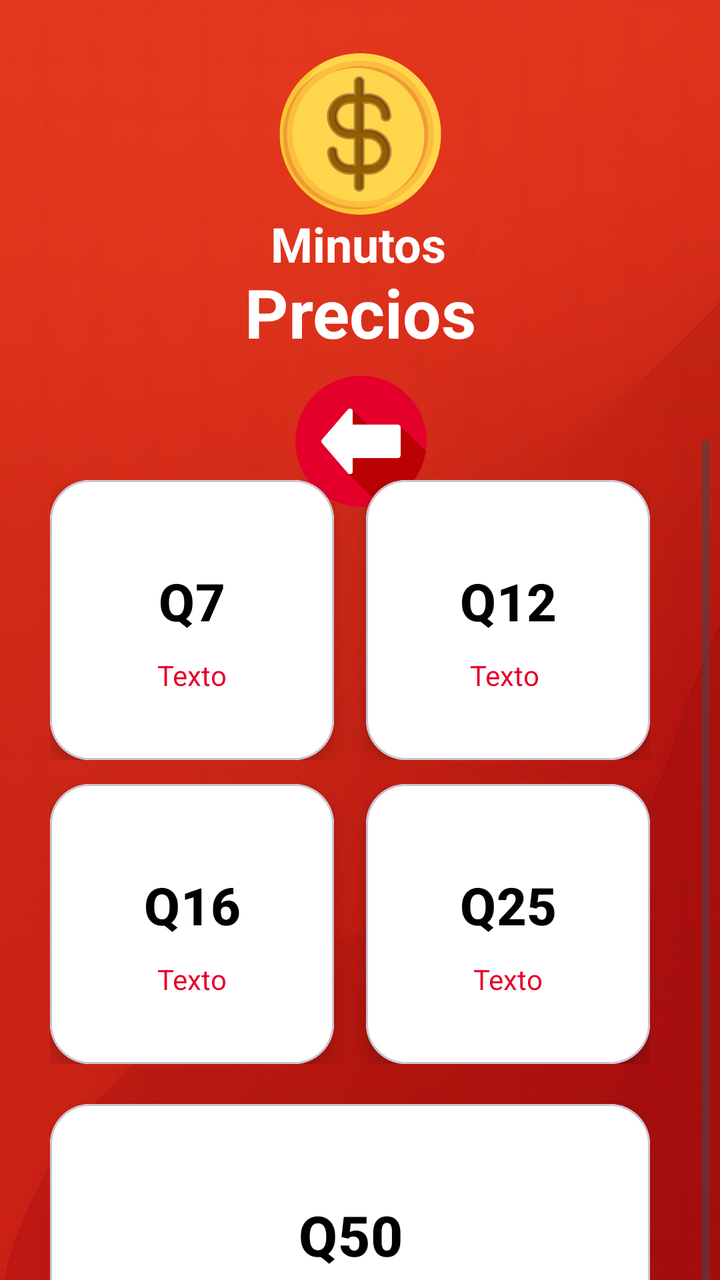
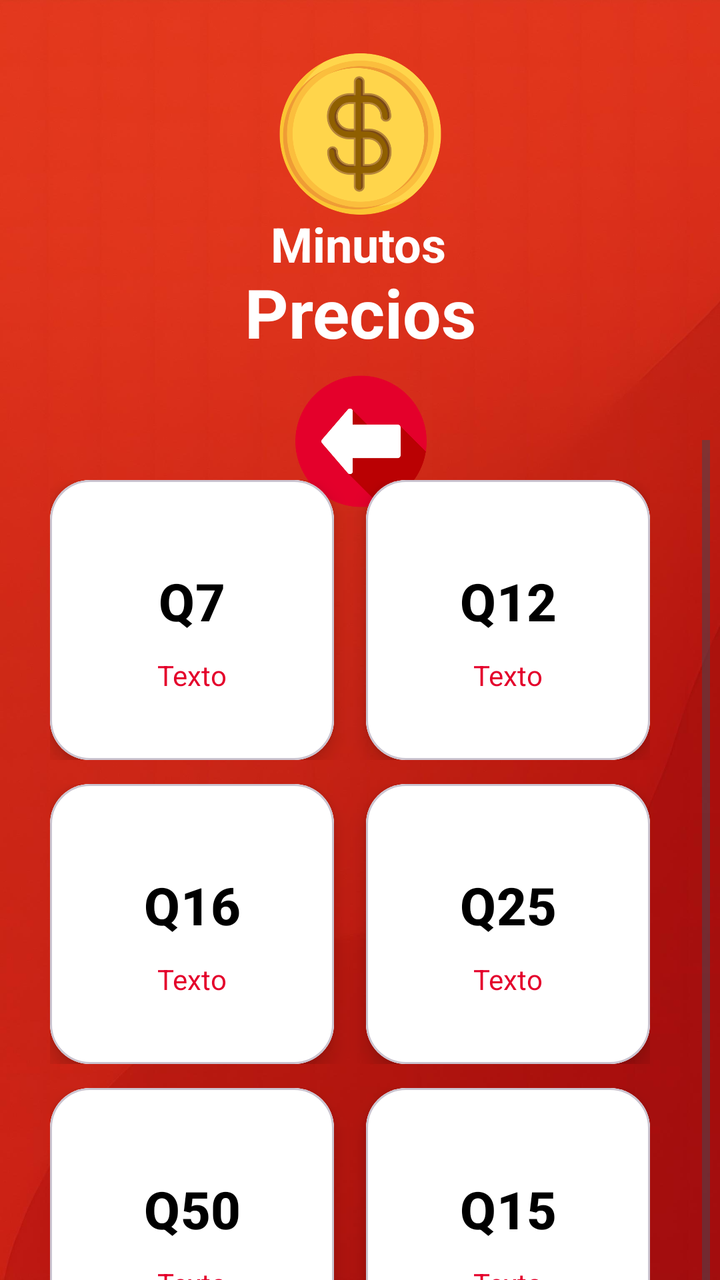

An Android layout rendered at two revisions. The XML below is the earlier revision; the diff shows what the commit changed to produce the second picture.
<!-- AndroidManifest.xml: application theme Theme.ClaroRecargasApp -->
<!-- res/layout/activity_menu_minutos.xml -->
<?xml version="1.0" encoding="utf-8"?>
<androidx.constraintlayout.widget.ConstraintLayout xmlns:android="http://schemas.android.com/apk/res/android"
    xmlns:app="http://schemas.android.com/apk/res-auto"
    xmlns:tools="http://schemas.android.com/tools"
    android:id="@+id/main"
    android:layout_width="match_parent"
    android:layout_height="match_parent"
    tools:context=".MenuMinutos">

    <ImageView
        android:id="@+id/backgroundImage"
        android:layout_width="0dp"
        android:layout_height="0dp"
        android:scaleType="centerCrop"
        android:src="@drawable/fondoapp"
        app:layout_constraintTop_toTopOf="parent"
        app:layout_constraintBottom_toBottomOf="parent"
        app:layout_constraintStart_toStartOf="parent"
        app:layout_constraintEnd_toEndOf="parent" />

    <ImageButton
        android:id="@+id/btnVolverM"
        android:layout_width="71dp"
        android:layout_height="70dp"
        android:layout_marginStart="16dp"
        android:background="#01FFFFFF"
        android:contentDescription="@string/descripcion_boton"
        android:scaleType="fitCenter"
        app:layout_constraintBottom_toBottomOf="parent"
        app:layout_constraintEnd_toEndOf="parent"
        app:layout_constraintHorizontal_bias="0.473"
        app:layout_constraintStart_toStartOf="parent"
        app:layout_constraintTop_toTopOf="parent"
        app:layout_constraintVertical_bias="0.326"
        app:srcCompat="@drawable/icon_regresar_atras" />

    <TextView
        android:id="@+id/textView"
        android:layout_width="171dp"
        android:layout_height="45dp"
        android:layout_gravity="center"
        android:gravity="center"
        android:text="Precios"
        android:textColor="#FFFFFF"
        android:textAlignment="center"
        android:textSize="34sp"
        android:textStyle="bold"
        app:layout_constraintBottom_toBottomOf="parent"
        app:layout_constraintEnd_toEndOf="parent"
        app:layout_constraintStart_toStartOf="parent"
        app:layout_constraintTop_toTopOf="parent"
        app:layout_constraintVertical_bias="0.224" />

    <TextView
        android:id="@+id/textView2"
        android:layout_width="wrap_content"
        android:layout_height="wrap_content"
        android:text="Minutos"
        android:textColor="#FFFFFF"
        android:textAlignment="textStart"
        android:textSize="24sp"
        android:textStyle="bold"
        app:layout_constraintBottom_toBottomOf="parent"
        app:layout_constraintEnd_toEndOf="parent"
        app:layout_constraintHorizontal_bias="0.498"
        app:layout_constraintStart_toStartOf="parent"
        app:layout_constraintTop_toTopOf="parent"
        app:layout_constraintVertical_bias="0.174" />

    <ImageView
        android:id="@+id/imageView"
        android:layout_width="99dp"
        android:layout_height="86dp"
        android:layout_marginTop="24dp"
        app:layout_constraintEnd_toEndOf="parent"
        app:layout_constraintStart_toStartOf="parent"
        app:layout_constraintTop_toTopOf="parent"
        app:srcCompat="@drawable/precio" />

    <ScrollView
        android:layout_width="350dp"
        android:layout_height="480dp"
        android:layout_marginTop="280dp"
        android:fillViewport="true"
        app:layout_constraintTop_toTopOf="parent"
        app:layout_constraintBottom_toBottomOf="parent"
        app:layout_constraintStart_toStartOf="parent"
        app:layout_constraintEnd_toEndOf="parent">

        <LinearLayout
            android:layout_width="340dp"
            android:layout_height="wrap_content"
            android:orientation="vertical"
            android:padding="20dp">

            
            <LinearLayout
                android:layout_width="match_parent"
                android:layout_height="wrap_content"
                android:layout_marginBottom="12dp"
                android:orientation="horizontal">

                <com.google.android.material.card.MaterialCardView
                    android:layout_width="0dp"
                    android:layout_height="140dp"
                    android:layout_marginEnd="8dp"
                    android:layout_weight="1"
                    app:cardCornerRadius="20dp"
                    app:cardElevation="6dp">

                    <LinearLayout
                        android:layout_width="match_parent"
                        android:layout_height="match_parent"
                        android:gravity="center"
                        android:background="#FFFFFF"
                        android:orientation="vertical">

                        <Button
                            android:id="@+id/btnPrecio1M"
                            android:layout_width="wrap_content"
                            android:layout_height="wrap_content"
                            android:background="@android:color/transparent"
                            android:text="Q7"
                            android:textColor="#000000"
                            android:textSize="26sp"
                            android:textStyle="bold" />

                        <TextView
                            android:layout_width="wrap_content"
                            android:layout_height="wrap_content"
                            android:text="Texto"
                            android:textColor="#E4002B"
                            android:textSize="14sp" />
                    </LinearLayout>
                </com.google.android.material.card.MaterialCardView>

                <com.google.android.material.card.MaterialCardView
                    android:layout_width="0dp"
                    android:layout_height="140dp"
                    android:layout_marginStart="8dp"
                    android:layout_weight="1"
                    app:cardCornerRadius="20dp"
                    app:cardElevation="6dp">

                    <LinearLayout
                        android:layout_width="match_parent"
                        android:layout_height="match_parent"
                        android:gravity="center"
                        android:background="#FFFFFF"
                        android:orientation="vertical">

                        <Button
                            android:id="@+id/btnPrecio2M"
                            android:layout_width="wrap_content"
                            android:layout_height="wrap_content"
                            android:background="@android:color/transparent"
                            android:text="Q12"
                            android:textColor="#000000"
                            android:textSize="26sp"
                            android:textStyle="bold" />

                        <TextView
                            android:layout_width="wrap_content"
                            android:layout_height="wrap_content"
                            android:text="Texto
"
                            android:textColor="#E4002B"
                            android:textSize="14sp" />
                    </LinearLayout>
                </com.google.android.material.card.MaterialCardView>
            </LinearLayout>

            
            <LinearLayout
                android:layout_width="match_parent"
                android:layout_height="wrap_content"
                android:layout_marginBottom="12dp"
                android:orientation="horizontal">

                <com.google.android.material.card.MaterialCardView
                    android:layout_width="0dp"
                    android:layout_height="140dp"
                    android:layout_marginEnd="8dp"
                    android:layout_weight="1"
                    app:cardCornerRadius="20dp"
                    app:cardElevation="6dp">

                    <LinearLayout
                        android:layout_width="match_parent"
                        android:layout_height="match_parent"
                        android:gravity="center"
                        android:background="#FFFFFF"
                        android:orientation="vertical">

                        <Button
                            android:id="@+id/btnPrecio3M"
                            android:layout_width="wrap_content"
                            android:layout_height="wrap_content"
                            android:background="@android:color/transparent"
                            android:text="Q16"
                            android:textColor="#000000"
                            android:textSize="26sp"
                            android:textStyle="bold" />

                        <TextView
                            android:layout_width="wrap_content"
                            android:layout_height="wrap_content"
                            android:text="Texto"
                            android:textColor="#E4002B"
                            android:textSize="14sp" />
                    </LinearLayout>
                </com.google.android.material.card.MaterialCardView>

                <com.google.android.material.card.MaterialCardView
                    android:layout_width="0dp"
                    android:layout_height="140dp"
                    android:layout_marginStart="8dp"
                    android:layout_weight="1"
                    app:cardCornerRadius="20dp"
                    app:cardElevation="6dp">

                    <LinearLayout
                        android:layout_width="match_parent"
                        android:layout_height="match_parent"
                        android:gravity="center"
                        android:background="#FFFFFF"
                        android:orientation="vertical">

                        <Button
                            android:id="@+id/btnPrecio4M"
                            android:layout_width="wrap_content"
                            android:layout_height="wrap_content"
                            android:background="@android:color/transparent"
                            android:text="Q25"
                            android:textColor="#000000"
                            android:textSize="26sp"
                            android:textStyle="bold" />

                        <TextView
                            android:layout_width="wrap_content"
                            android:layout_height="wrap_content"
                            android:text="Texto"
                            android:textColor="#E4002B"
                            android:textSize="14sp" />
                    </LinearLayout>
                </com.google.android.material.card.MaterialCardView>
            </LinearLayout>

            
            <com.google.android.material.card.MaterialCardView
                android:layout_width="match_parent"
                android:layout_height="150dp"
                android:layout_marginTop="8dp"
                app:cardCornerRadius="20dp"
                app:cardElevation="6dp">

                <LinearLayout
                    android:layout_width="match_parent"
                    android:layout_height="match_parent"
                    android:gravity="center"
                    android:background="#FFFFFF"
                    android:orientation="vertical">

                    <Button
                        android:id="@+id/btnPrecio5M"
                        android:layout_width="wrap_content"
                        android:layout_height="wrap_content"
                        android:background="@android:color/transparent"
                        android:text="Q50"
                        android:textColor="#000000"
                        android:textSize="28sp"
                        android:textStyle="bold" />

                    <TextView
                        android:layout_width="wrap_content"
                        android:layout_height="wrap_content"
                        android:text="Texto"
                        android:textColor="#E4002B"
                        android:textSize="14sp" />
                </LinearLayout>
            </com.google.android.material.card.MaterialCardView>

        </LinearLayout>
    </ScrollView>

</androidx.constraintlayout.widget.ConstraintLayout>
<!-- resources referenced by this layout -->
<resources>
  <!-- drawable fondoapp: jpg bitmap (drawable, 112541 bytes) -->
  <!-- drawable icon_regresar_atras: png bitmap (drawable, 16579 bytes) -->
  <!-- drawable precio: png bitmap (drawable, 49291 bytes) -->
  <string name="descripcion_boton">Menú desplegable</string>
  <style name="Theme.ClaroRecargasApp" parent="Base.Theme.ClaroRecargasApp">
          
          <item name="android:windowFullscreen">true</item>
      </style>
  <style name="Base.Theme.ClaroRecargasApp" parent="Theme.Material3.DayNight.NoActionBar">
          
          
      </style>
</resources>

<!-- the commit's change to res/layout/activity_menu_minutos.xml (unified diff, before → after) -->
@@ -162,8 +162,7 @@
                         <TextView
                             android:layout_width="wrap_content"
                             android:layout_height="wrap_content"
-                            android:text="Texto
-"
+                            android:text="Texto"
                             android:textColor="#E4002B"
                             android:textSize="14sp" />
                     </LinearLayout>
@@ -247,38 +246,80 @@
             </LinearLayout>
 
             
-            <com.google.android.material.card.MaterialCardView
+            <LinearLayout
                 android:layout_width="match_parent"
-                android:layout_height="150dp"
-                android:layout_marginTop="8dp"
-                app:cardCornerRadius="20dp"
-                app:cardElevation="6dp">
-
-                <LinearLayout
-                    android:layout_width="match_parent"
-                    android:layout_height="match_parent"
-                    android:gravity="center"
-                    android:background="#FFFFFF"
-                    android:orientation="vertical">
-
-                    <Button
-                        android:id="@+id/btnPrecio5M"
-                        android:layout_width="wrap_content"
-                        android:layout_height="wrap_content"
-                        android:background="@android:color/transparent"
-                        android:text="Q50"
-                        android:textColor="#000000"
-                        android:textSize="28sp"
-                        android:textStyle="bold" />
-
-                    <TextView
-                        android:layout_width="wrap_content"
-                        android:layout_height="wrap_content"
-                        android:text="Texto"
-                        android:textColor="#E4002B"
-                        android:textSize="14sp" />
-                </LinearLayout>
-            </com.google.android.material.card.MaterialCardView>
+                android:layout_height="wrap_content"
+                android:layout_marginBottom="12dp"
+                android:orientation="horizontal">
+
+                <com.google.android.material.card.MaterialCardView
+                    android:layout_width="0dp"
+                    android:layout_height="140dp"
+                    android:layout_marginEnd="8dp"
+                    android:layout_weight="1"
+                    app:cardCornerRadius="20dp"
+                    app:cardElevation="6dp">
+
+                    <LinearLayout
+                        android:layout_width="match_parent"
+                        android:layout_height="match_parent"
+                        android:gravity="center"
+                        android:background="#FFFFFF"
+                        android:orientation="vertical">
+
+                        <Button
+                            android:id="@+id/btnPrecio5M"
+                            android:layout_width="wrap_content"
+                            android:layout_height="wrap_content"
+                            android:background="@android:color/transparent"
+                            android:text="Q50"
+                            android:textColor="#000000"
+                            android:textSize="26sp"
+                            android:textStyle="bold" />
+
+                        <TextView
+                            android:layout_width="wrap_content"
+                            android:layout_height="wrap_content"
+                            android:text="Texto"
+                            android:textColor="#E4002B"
+                            android:textSize="14sp" />
+                    </LinearLayout>
+                </com.google.android.material.card.MaterialCardView>
+
+                <com.google.android.material.card.MaterialCardView
+                    android:layout_width="0dp"
+                    android:layout_height="140dp"
+                    android:layout_marginStart="8dp"
+                    android:layout_weight="1"
+                    app:cardCornerRadius="20dp"
+                    app:cardElevation="6dp">
+
+                    <LinearLayout
+                        android:layout_width="match_parent"
+                        android:layout_height="match_parent"
+                        android:gravity="center"
+                        android:background="#FFFFFF"
+                        android:orientation="vertical">
+
+                        <Button
+                            android:id="@+id/btnPrecio6M"
+                            android:layout_width="wrap_content"
+                            android:layout_height="wrap_content"
+                            android:background="@android:color/transparent"
+                            android:text="Q15"
+                            android:textColor="#000000"
+                            android:textSize="26sp"
+                            android:textStyle="bold" />
+
+                        <TextView
+                            android:layout_width="wrap_content"
+                            android:layout_height="wrap_content"
+                            android:text="Texto"
+                            android:textColor="#E4002B"
+                            android:textSize="14sp" />
+                    </LinearLayout>
+                </com.google.android.material.card.MaterialCardView>
+            </LinearLayout>
 
         </LinearLayout>
     </ScrollView>
